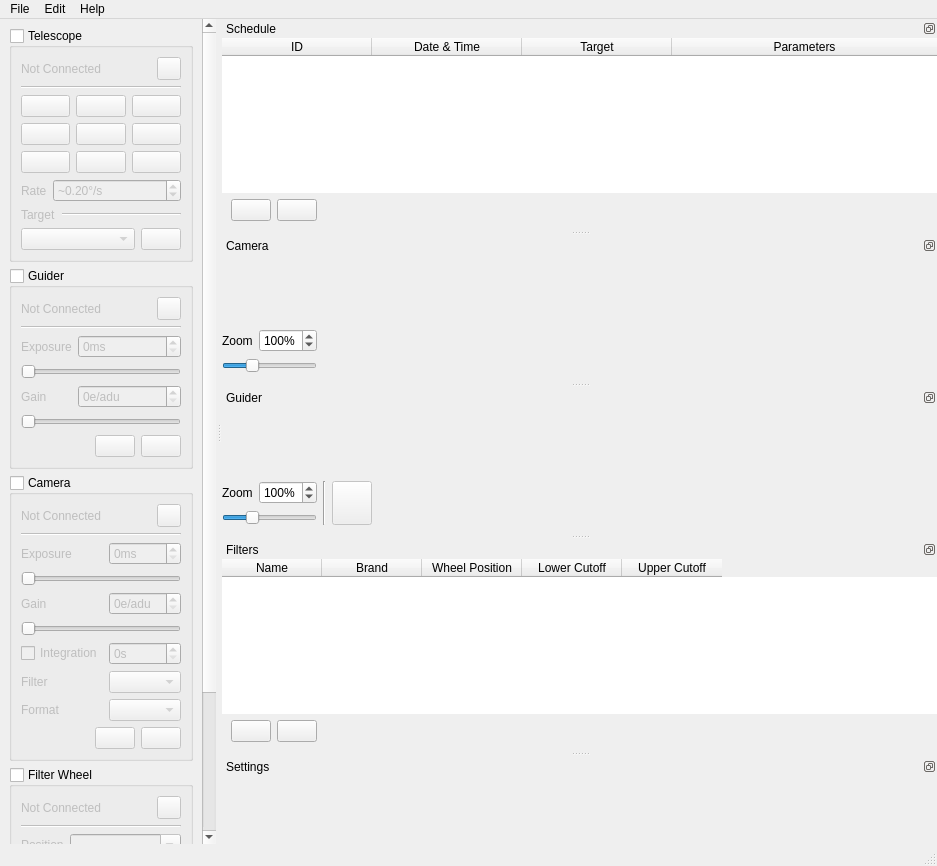
Qt form qt5/mainwindow.ui (EthanChappel/Ecliptic) before a commit.
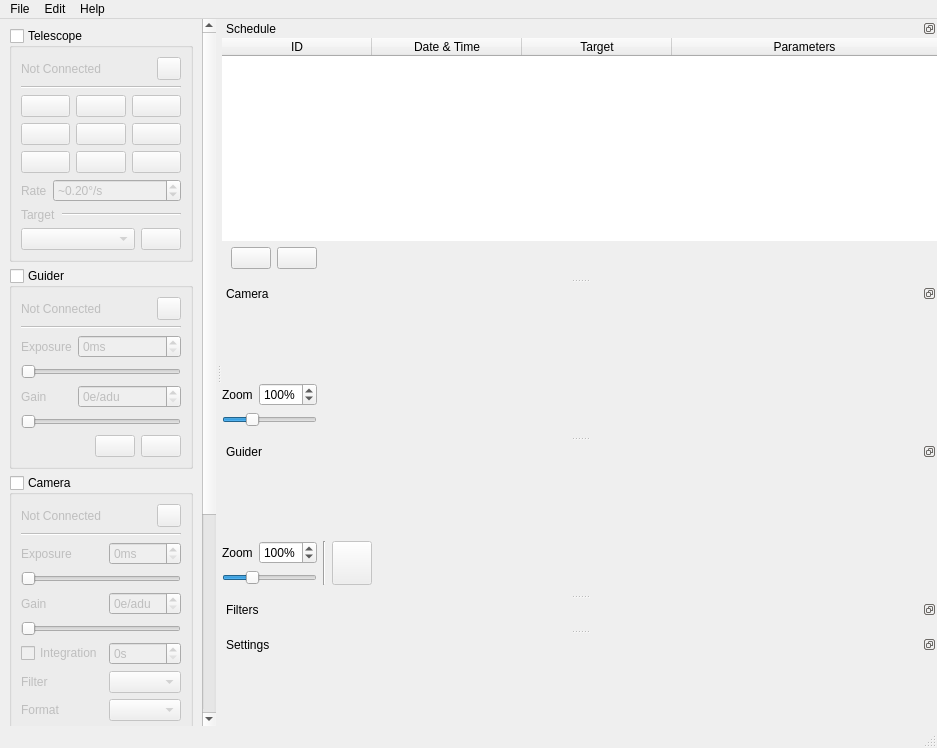
The same form after that commit. Icons and pictures are not drawn.

Commit message: Move filters ui to new module

```diff
--- a/qt5/mainwindow.ui
+++ b/qt5/mainwindow.ui
@@ -8,7 +8,7 @@
     <x>0</x>
     <y>0</y>
     <width>937</width>
-    <height>866</height>
+    <height>748</height>
    </rect>
   </property>
   <property name="windowTitle">
@@ -80,7 +80,7 @@
        <property name="geometry">
         <rect>
          <x>0</x>
-         <y>0</y>
+         <y>-168</y>
          <width>215</width>
          <height>1202</height>
         </rect>
@@ -1948,113 +1948,6 @@
      <property name="rightMargin">
       <number>0</number>
      </property>
-     <item>
-      <widget class="QTableWidget" name="filter_table">
-       <property name="frameShape">
-        <enum>QFrame::NoFrame</enum>
-       </property>
-       <property name="lineWidth">
-        <number>0</number>
-       </property>
-       <property name="sortingEnabled">
-        <bool>false</bool>
-       </property>
-       <column>
-        <property name="text">
-         <string>Name</string>
-        </property>
-        <property name="toolTip">
-         <string>The name of the filter</string>
-        </property>
-       </column>
-       <column>
-        <property name="text">
-         <string>Brand</string>
-        </property>
-       </column>
-       <column>
-        <property name="text">
-         <string>Wheel Position</string>
-        </property>
-        <property name="toolTip">
-         <string>The position the filter lies in the filter wheel</string>
-        </property>
-       </column>
-       <column>
-        <property name="text">
-         <string>Lower Cutoff</string>
-        </property>
-       </column>
-       <column>
-        <property name="text">
-         <string>Upper Cutoff</string>
-        </property>
-       </column>
-      </widget>
-     </item>
-     <item>
-      <layout class="QHBoxLayout" name="horizontallayout_14">
-       <property name="leftMargin">
-        <number>9</number>
-       </property>
-       <property name="rightMargin">
-        <number>9</number>
-       </property>
-       <item>
-        <widget class="QPushButton" name="addrow_button_2">
-         <property name="sizePolicy">
-          <sizepolicy hsizetype="Fixed" vsizetype="Preferred">
-           <horstretch>0</horstretch>
-           <verstretch>0</verstretch>
-          </sizepolicy>
-         </property>
-         <property name="toolTip">
-          <string>Add row</string>
-         </property>
-         <property name="icon">
-          <iconset resource="resources/res.qrc">
-           <normaloff>:/icons/ic_add_white_48px.svg</normaloff>:/icons/ic_add_white_48px.svg</iconset>
-         </property>
-         <property name="autoDefault">
-          <bool>true</bool>
-         </property>
-        </widget>
-       </item>
-       <item>
-        <widget class="QPushButton" name="removerow_button_2">
-         <property name="sizePolicy">
-          <sizepolicy hsizetype="Fixed" vsizetype="Preferred">
-           <horstretch>0</horstretch>
-           <verstretch>0</verstretch>
-          </sizepolicy>
-         </property>
-         <property name="toolTip">
-          <string>Remove row</string>
-         </property>
-         <property name="icon">
-          <iconset resource="resources/res.qrc">
-           <normaloff>:/icons/ic_remove_white_48px.svg</normaloff>:/icons/ic_remove_white_48px.svg</iconset>
-         </property>
-         <property name="autoDefault">
-          <bool>true</bool>
-         </property>
-        </widget>
-       </item>
-       <item>
-        <spacer name="horizontalSpacer_4">
-         <property name="orientation">
-          <enum>Qt::Horizontal</enum>
-         </property>
-         <property name="sizeHint" stdset="0">
-          <size>
-           <width>40</width>
-           <height>20</height>
-          </size>
-         </property>
-        </spacer>
-       </item>
-      </layout>
-     </item>
     </layout>
    </widget>
   </widget>
```
Left out of the diff: 204 changed lines with no effect on the pictures. The commit also changes 5 other files.
